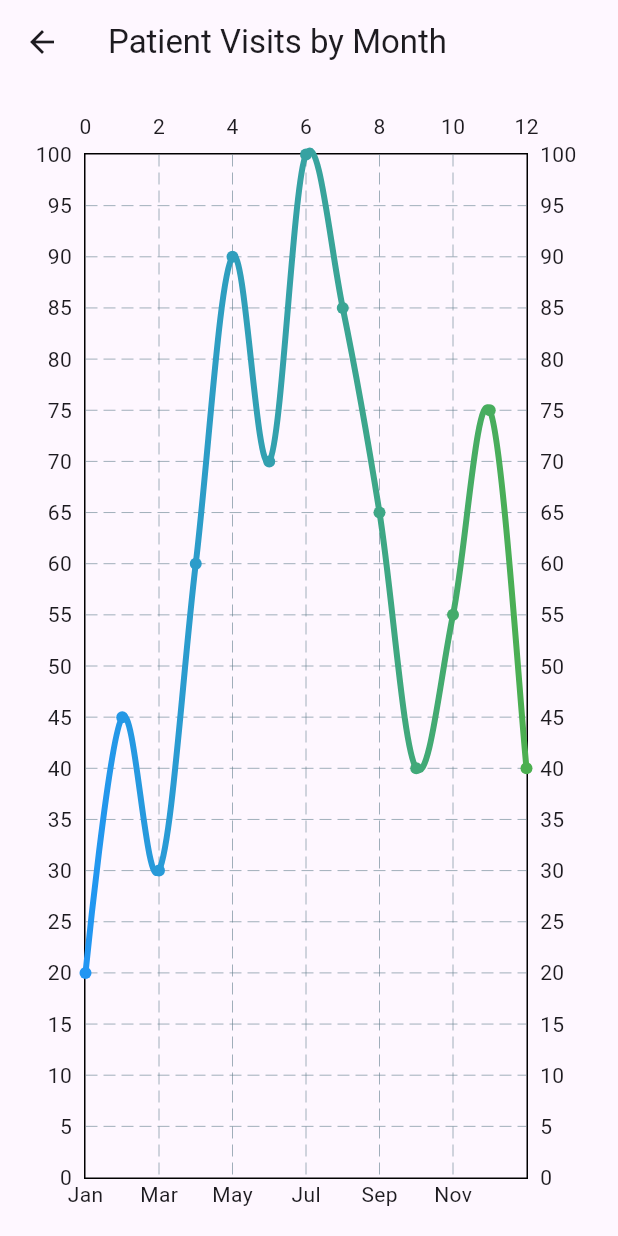
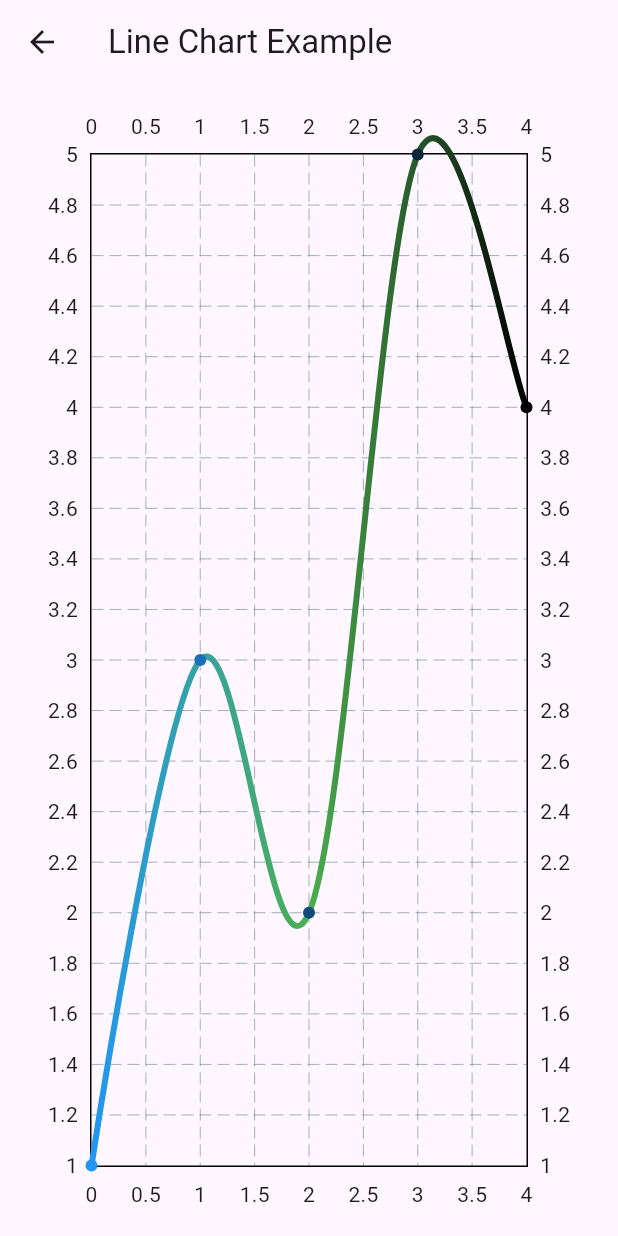
Before and after one commit to KanwaldeepSingh115/flutter_features, a Flutter app: the LineChartExample screen opened directly, on a phone screen of 412 x 824 dp. Run offline on Flutter 3.47's test engine with Material 3 defaults, Android fonts, the phone set to English and light mode, and no system bars; drawn by our look-alikes of fl_chart; our stand-ins replace battery_plus, cloud_firestore, connectivity_plus, file_picker, firebase_auth, firebase_core and 21 more; missing offline and left inert: flutter_background_service; accounts and stored records are empty.

Commit message:
Basic Line Chart

```diff
--- a/lib/Graphs/line_chart.dart
+++ b/lib/Graphs/line_chart.dart
@@ -1,93 +1,56 @@
+import 'package:flutter/material.dart';
+import 'package:fl_chart/fl_chart.dart';
 import 'package:flutter/material.dart';
 import 'package:fl_chart/fl_chart.dart';
 
 class LineChartExample extends StatelessWidget {
   const LineChartExample({super.key});
 
-  List<FlSpot> makeSpots(List<int> visits) {
-    List<FlSpot> spots = [];
-    for (int i = 0; i < visits.length; i++) {
-      spots.add(FlSpot(i.toDouble(), visits[i].toDouble()));
-    }
-    return spots;
-  }
-
-  Widget monthLabel(double value, TitleMeta meta) {
-    const months = [
-      "Jan",
-      "Feb",
-      "Mar",
-      "Apr",
-      "May",
-      "Jun",
-      "Jul",
-      "Aug",
-      "Sep",
-      "Oct",
-      "Nov",
-      "Dec",
-    ];
-
-    int index = value.toInt();
-    if (index >= 0 && index < months.length) {
-      return Text(months[index]);
-    }
-    return const Text("");
-  }
-
   @override
   Widget build(BuildContext context) {
-    final List<int> visits = [
-      20,
-      45,
-      30,
-      60,
-      90,
-      70,
-      100,
-      85,
-      65,
-      40,
-      55,
-      75,
-      40,
-    ];
-
     return Scaffold(
-      appBar: AppBar(title: const Text("Patient Visits by Month")),
+      appBar: AppBar(title: const Text("Line Chart Example")),
       body: Padding(
         padding: const EdgeInsets.all(16.0),
         child: LineChart(
           LineChartData(
-            minY: 0,
+
+            // show grid lines at back
             gridData: FlGridData(show: true),
+
+            // to show titles at axis
+            titlesData: FlTitlesData(show: true),
+
+            // to draw borders around the chart
             borderData: FlBorderData(show: true),
-            titlesData: FlTitlesData(
-              leftTitles: AxisTitles(
-                sideTitles: SideTitles(showTitles: true, reservedSize: 40),
-              ),
-              bottomTitles: AxisTitles(
-                sideTitles: SideTitles(
-                  showTitles: true,
-                  interval: 2,
-                  getTitlesWidget: monthLabel,
-                ),
-              ),
-            ),
+
             lineBarsData: [
               LineChartBarData(
-                spots: makeSpots(visits),
+                spots: [
+                  FlSpot(0, 1),
+                  FlSpot(1, 3),
+                  FlSpot(2, 2),
+                  FlSpot(3, 5),
+                  FlSpot(4, 4),
+                ],
+
+                // for curve or straight line
                 isCurved: true,
+                // colors: [Colors.blue],
+
+                // to change lines width
                 barWidth: 4,
-                gradient: const LinearGradient(
-                  colors: [Colors.blue, Colors.green],
+
+                // gradient line
+                gradient: LinearGradient(
+                  colors: [Colors.blue, Colors.green,Colors.black],
                 ),
+
+                // to show dots at points
                 dotData: FlDotData(show: true),
               ),
             ],
           ),
-          duration: const Duration(milliseconds: 1200),
-          curve: Curves.easeInOut,
         ),
       ),
     );
```
